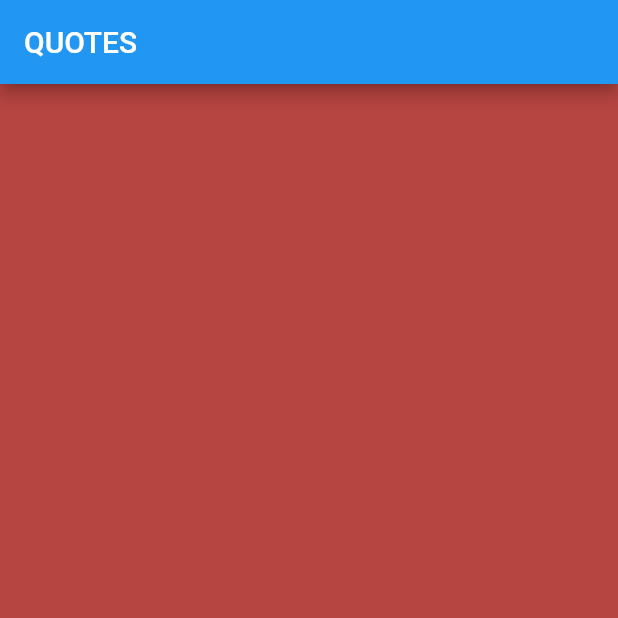
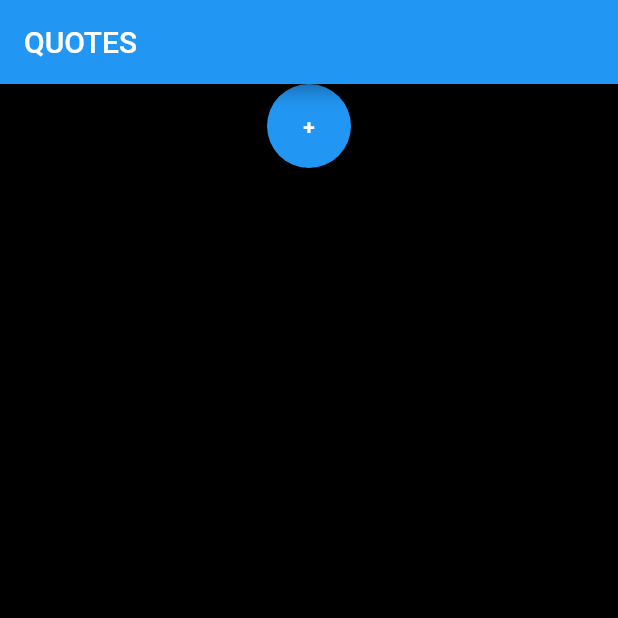
Before and after one commit to parthdasawant/Flutter, a Flutter app: the screen it shows after launch, on a phone screen of 412 x 824 dp, the top half of it. Run offline on Flutter 3.47's test engine with Material 2 defaults, Android fonts, the phone set to English and light mode, and no system bars.

Commit message:
stateful widget for color changing dynamically.

```diff
--- a/lib/main.dart
+++ b/lib/main.dart
@@ -14,13 +14,41 @@ class Quotes extends StatefulWidget {
 }
 
 class _QuotesState extends State<Quotes> {
+  int counter = 0;
+  List<int> colorarr = [0,0,0];
+
   @override
   Widget build(BuildContext context) {
     return Scaffold(
-      backgroundColor: const Color.fromRGBO(182,68,64,1),
+      backgroundColor: Color.fromRGBO(colorarr[0], colorarr[1], colorarr[2], 1.0),
       appBar: AppBar(
-        title: const Text('QUOTES' ),
-      ),
-    );
+        title: const Text('QUOTES'),
+
+    ),
+    body: Row(
+      mainAxisAlignment: MainAxisAlignment.center,
+      children: [
+        FloatingActionButton(
+            onPressed: () {
+              setState(() {
+                counter += 50;
+                if(counter > 100 && counter < 200){
+                  colorarr[1] = (counter/10).ceil();
+                  colorarr[2] = counter;
+                }
+                else{
+                  colorarr[0] = (counter/10).ceil();
+              }
+                });
+            }, child: const Padding(
+              padding: EdgeInsets.all(10.0),
+              child: Text('+',
+        style: TextStyle(
+          fontWeight: FontWeight.bold,
+        ),),
+            ),
+        ),
+      ],
+    ),);
   }
 }
```
